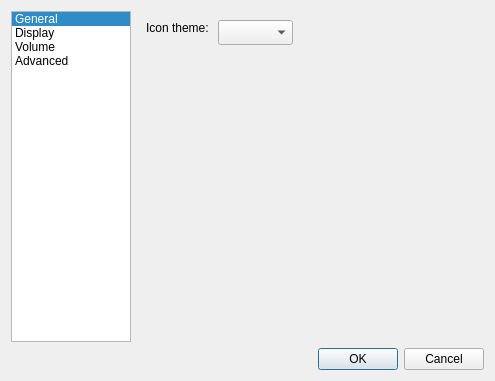
This is pcmanfm/preferences.ui in lxqt/pcmanfm-qt as Qt 5 draws it before an edit. The edited form follows.
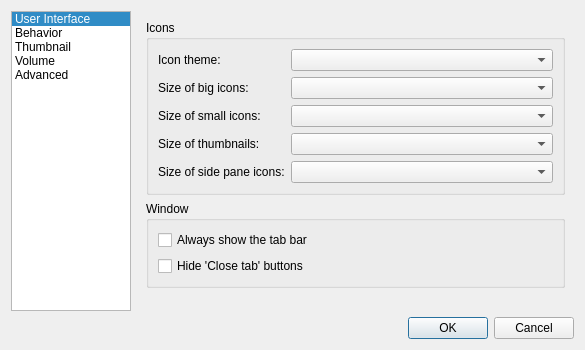
This is the edited form.

Commit message: Add basic skeleton of preferences dialog options.

Patch:
```diff
--- a/pcmanfm/preferences.ui
+++ b/pcmanfm/preferences.ui
@@ -6,8 +6,8 @@
    <rect>
     <x>0</x>
     <y>0</y>
-    <width>495</width>
-    <height>381</height>
+    <width>585</width>
+    <height>350</height>
    </rect>
   </property>
   <property name="windowTitle">
@@ -15,7 +15,7 @@
   </property>
   <layout class="QVBoxLayout" name="verticalLayout">
    <item>
-    <layout class="QHBoxLayout" name="horizontalLayout" stretch="0,1">
+    <layout class="QHBoxLayout" name="horizontalLayout" stretch="0,0">
      <item>
       <widget class="QListWidget" name="listWidget">
        <property name="sizePolicy">
@@ -38,12 +38,17 @@
        </property>
        <item>
         <property name="text">
-         <string>General</string>
+         <string>User Interface</string>
         </property>
        </item>
        <item>
         <property name="text">
-         <string>Display</string>
+         <string>Behavior</string>
+        </property>
+       </item>
+       <item>
+        <property name="text">
+         <string>Thumbnail</string>
         </property>
        </item>
        <item>
@@ -69,30 +74,219 @@
        <property name="currentIndex">
         <number>0</number>
        </property>
-       <widget class="QWidget" name="generalPage">
-        <widget class="QLabel" name="label">
-         <property name="geometry">
-          <rect>
-           <x>9</x>
-           <y>9</y>
-           <width>66</width>
-           <height>16</height>
-          </rect>
+       <widget class="QWidget" name="uiPage">
+        <layout class="QVBoxLayout" name="verticalLayout_5">
+         <item>
+          <widget class="QGroupBox" name="groupBox_2">
+           <property name="title">
+            <string>Icons</string>
+           </property>
+           <layout class="QFormLayout" name="formLayout_2">
+            <item row="1" column="0">
+             <widget class="QLabel" name="label_6">
+              <property name="text">
+               <string>Size of big icons:</string>
+              </property>
+             </widget>
+            </item>
+            <item row="1" column="1">
+             <widget class="QComboBox" name="bigIconSize"/>
+            </item>
+            <item row="2" column="0">
+             <widget class="QLabel" name="label_7">
+              <property name="text">
+               <string>Size of small icons:</string>
+              </property>
+             </widget>
+            </item>
+            <item row="2" column="1">
+             <widget class="QComboBox" name="smallIconSize"/>
+            </item>
+            <item row="3" column="0">
+             <widget class="QLabel" name="label_8">
+              <property name="text">
+               <string>Size of thumbnails:</string>
+              </property>
+             </widget>
+            </item>
+            <item row="3" column="1">
+             <widget class="QComboBox" name="thumbnailIconSize"/>
+            </item>
+            <item row="4" column="0">
+             <widget class="QLabel" name="label_9">
+              <property name="text">
+               <string>Size of side pane icons:</string>
+              </property>
+             </widget>
+            </item>
+            <item row="4" column="1">
+             <widget class="QComboBox" name="sidePaneIconSize"/>
+            </item>
+            <item row="0" column="0">
+             <widget class="QLabel" name="label">
+              <property name="sizePolicy">
+               <sizepolicy hsizetype="Fixed" vsizetype="Preferred">
+                <horstretch>0</horstretch>
+                <verstretch>0</verstretch>
+               </sizepolicy>
+              </property>
+              <property name="text">
+               <string>Icon theme:</string>
+              </property>
+             </widget>
+            </item>
+            <item row="0" column="1">
+             <widget class="QComboBox" name="iconTheme">
+              <property name="sizePolicy">
+               <sizepolicy hsizetype="Preferred" vsizetype="Fixed">
+                <horstretch>0</horstretch>
+                <verstretch>0</verstretch>
+               </sizepolicy>
+              </property>
+             </widget>
+            </item>
+           </layout>
+          </widget>
+         </item>
+         <item>
+          <widget class="QGroupBox" name="groupBox_5">
+           <property name="title">
+            <string>Window</string>
+           </property>
+           <layout class="QFormLayout" name="formLayout_7">
+            <property name="fieldGrowthPolicy">
+             <enum>QFormLayout::ExpandingFieldsGrow</enum>
+            </property>
+            <item row="0" column="0">
+             <widget class="QCheckBox" name="alwaysShowTabs">
+              <property name="text">
+               <string>Always show the tab bar</string>
+              </property>
+             </widget>
+            </item>
+            <item row="1" column="0">
+             <widget class="QCheckBox" name="hideTabClose">
+              <property name="text">
+               <string>Hide 'Close tab' buttons</string>
+              </property>
+             </widget>
+            </item>
+           </layout>
+          </widget>
+         </item>
+         <item>
+          <spacer name="verticalSpacer_4">
+           <property name="orientation">
+            <enum>Qt::Vertical</enum>
+           </property>
+           <property name="sizeHint" stdset="0">
+            <size>
+             <width>20</width>
+             <height>40</height>
+            </size>
+           </property>
+          </spacer>
+         </item>
+        </layout>
+       </widget>
+       <widget class="QWidget" name="behaviorPage">
+        <layout class="QFormLayout" name="formLayout_6">
+         <property name="fieldGrowthPolicy">
+          <enum>QFormLayout::ExpandingFieldsGrow</enum>
          </property>
-         <property name="text">
-          <string>Icon theme:</string>
+         <item row="0" column="0" colspan="2">
+          <widget class="QGroupBox" name="groupBox_4">
+           <property name="title">
+            <string>Folder View</string>
+           </property>
+           <layout class="QFormLayout" name="formLayout_5">
+            <item row="0" column="0" colspan="2">
+             <widget class="QCheckBox" name="singleClick">
+              <property name="text">
+               <string>Open files with single click</string>
+              </property>
+             </widget>
+            </item>
+            <item row="1" column="0">
+             <widget class="QLabel" name="label_11">
+              <property name="text">
+               <string>Default view mode:</string>
+              </property>
+             </widget>
+            </item>
+            <item row="1" column="1">
+             <widget class="QComboBox" name="viewMode">
+              <item>
+               <property name="text">
+                <string>Icon View</string>
+               </property>
+              </item>
+              <item>
+               <property name="text">
+                <string>Compact View</string>
+               </property>
+              </item>
+              <item>
+               <property name="text">
+                <string>Thumbnail View</string>
+               </property>
+              </item>
+              <item>
+               <property name="text">
+                <string>Detailed List View</string>
+               </property>
+              </item>
+             </widget>
+            </item>
+           </layout>
+          </widget>
+         </item>
+         <item row="1" column="0" colspan="2">
+          <widget class="QCheckBox" name="configmDelete">
+           <property name="text">
+            <string>Confirm before deleting files</string>
+           </property>
+          </widget>
+         </item>
+         <item row="2" column="0" colspan="2">
+          <widget class="QCheckBox" name="useTrash">
+           <property name="text">
+            <string>Move deleted files to &quot;trash bin&quot; instead of erasing from disk.</string>
+           </property>
+          </widget>
+         </item>
+        </layout>
+       </widget>
+       <widget class="QWidget" name="thumbnailPage">
+        <layout class="QFormLayout" name="formLayout_3">
+         <property name="fieldGrowthPolicy">
+          <enum>QFormLayout::ExpandingFieldsGrow</enum>
          </property>
-        </widget>
-        <widget class="QComboBox" name="iconTheme">
-         <property name="geometry">
-          <rect>
-           <x>81</x>
-           <y>9</y>
-           <width>75</width>
-           <height>25</height>
-          </rect>
-         </property>
-        </widget>
+         <item row="0" column="0">
+          <widget class="QCheckBox" name="showThumbnails">
+           <property name="text">
+            <string>Show thumbnails of files</string>
+           </property>
+          </widget>
+         </item>
+         <item row="1" column="0">
+          <widget class="QCheckBox" name="thumbnailLocal">
+           <property name="text">
+            <string>Only show thumbnails for local files</string>
+           </property>
+          </widget>
+         </item>
+         <item row="2" column="0">
+          <widget class="QLabel" name="label_10">
+           <property name="text">
+            <string>Do not generate thumbnails for files exceeding this size (KB):</string>
+           </property>
+          </widget>
+         </item>
+         <item row="2" column="1">
+          <widget class="QSpinBox" name="maxThumbnailFileSize"/>
+         </item>
+        </layout>
        </widget>
        <widget class="QWidget" name="displayPage"/>
        <widget class="QWidget" name="volumePage"/>
```
Left out of the diff: 124 changed lines with no effect on the pictures. The commit also changes 3 other files.
